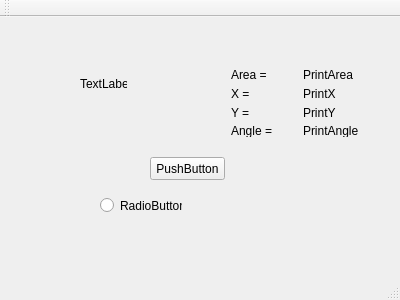
This is mainwindow.ui in Freitag-fri/RobotVision as Qt 5 draws it before an edit. The edited form follows.
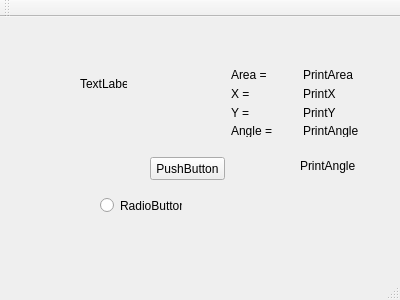
This is the edited form.

```diff
--- a/mainwindow.ui
+++ b/mainwindow.ui
@@ -121,6 +121,19 @@
      <string>RadioButton</string>
     </property>
    </widget>
+   <widget class="QLabel" name="PrintAngle_2">
+    <property name="geometry">
+     <rect>
+      <x>300</x>
+      <y>140</y>
+      <width>76</width>
+      <height>18</height>
+     </rect>
+    </property>
+    <property name="text">
+     <string>PrintAngle</string>
+    </property>
+   </widget>
   </widget>
   <widget class="QMenuBar" name="menuBar">
    <property name="geometry">
```
